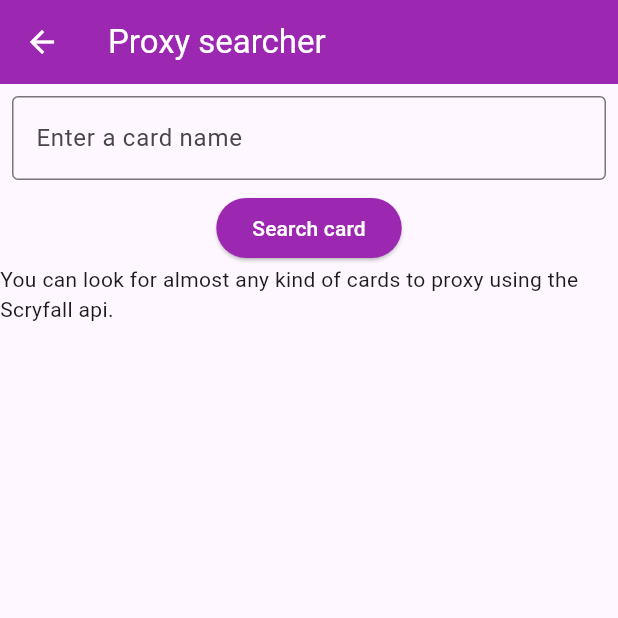
After one commit to TitusVM/PocketMTG, a Flutter app: the ProxyPage screen opened directly, on a phone screen of 412 x 824 dp, the top half of it. The commit adds this screen. Run offline on Flutter 3.47's test engine with Material 3 defaults, Android fonts, the light colour scheme and no system bars; our stand-ins replace cloud_firestore, firebase_core, flutter_svg; missing offline and left inert: scryfall_api; accounts and stored records are empty; generated files the repository leaves out were written again.

Commit message:
search proxy

```diff
--- a/lib/l10n/app_en.arb
+++ b/lib/l10n/app_en.arb
@@ -1,8 +1,26 @@
 {
-  "helloWorld": "Hello World?",
-  "@helloWorld": {
-    "description": "The conventional newborn programmer greeting"
-  },
   "rollDice": "Roll the dice",
-  "theme": "Theme menu"
+  "theme": "Theme menu",
+  "title": "PocketMTG",
+  "room": "Room",
+  "dice": "Dice",
+  "theme": "Theme",
+  "room_error_empty_field": "Please enter both Room ID and Player Name.",
+  "room_error_no_room": "Room does not exist.",
+  "room_error_on_join": "Error joining room. Player name might already exist.",
+  "room_error_room_exists": "Room name already exists. Choose a different one.",
+  "room_error_no_data": "No room data available.",
+  "room_name": "Room name",
+  "player_name": "Player name",
+  "join_room": "Join room",
+  "create_room": "Create room",
+  "player": "Player",
+  "life": "Life",
+  "proxy": "Proxy",
+  "proxy_title": "Proxy searcher",
+  "proxy_search": "Enter a card name",
+  "proxy_search_button": "Search card",
+  "proxy_error_more_specific": "Please be more specific",
+  "proxy_error_not_supported": "This card can't be loaded (double sided cards are not supported)",
+  "proxy_greeting": "You can look for almost any kind of cards to proxy using the Scryfall api."
 }
--- a/lib/l10n/app_fr.arb
+++ b/lib/l10n/app_fr.arb
@@ -1,5 +1,26 @@
 {
-    "helloWorld": "Bonjour le monde",
-    "rollDice" : "Lancer un dé",
-    "theme" : "Sélectionner un thème"
+  "rollDice": "roll the die",
+  "theme": "theme menu",
+  "title": "poketmtg",
+  "room": "room",
+  "dice": "die",
+  "theme": "theme",
+  "room_error_empty_field": "please enter both room id and player name.",
+  "room_error_no_room": "room does not exist.",
+  "room_error_on_join": "error joining room. player name might already exist.",
+  "room_error_room_exists": "room name already exists. hoose a different one.",
+  "room_error_no_data": "no room data available.",
+  "room_name": "room name",
+  "player_name": "player name",
+  "join_room": "join room",
+  "create_room": "reate room",
+  "player": "player",
+  "life": "life",
+  "proxy": "proxy",
+  "proxy_title": "proxy searher",
+  "proxy_search": "enter a ard name",
+  "proxy_search_button": "searh ard",
+  "proxy_error_more_specific": "please be more speifi",
+  "proxy_error_not_supported": "this ard an't be loaded (double sided ards are not supported)",
+  "proxy_greeting": "you an look for almost any kind of ards to proxy using the sryfall api."
 }
--- /dev/null
+++ b/lib/proxy/proxy_page.dart
@@ -0,0 +1,77 @@
+import 'package:flutter/material.dart';
+import 'package:scryfall_api/scryfall_api.dart';
+import 'package:flutter_gen/gen_l10n/app_localizations.dart';
+
+class ProxyPage extends StatefulWidget {
+  const ProxyPage({super.key});
+
+  @override
+  State<ProxyPage> createState() => _ProxyPageState();
+}
+
+class _ProxyPageState extends State<ProxyPage> {
+  final apiClient = ScryfallApiClient();
+  Future<MtgCard?>? card;
+  TextEditingController _controller = TextEditingController();
+
+  void _searchCard() {
+    setState(() {
+      card = apiClient.getCardByName(_controller.text,
+          searchType: SearchType.fuzzy);
+    });
+  }
+
+  @override
+  Widget build(BuildContext context) {
+    final i10n = AppLocalizations.of(context)!;
+
+    return Scaffold(
+      appBar: AppBar(
+      title: Text(i10n.proxy_title),
+      ),
+      body: Center(
+      child: Column(
+        mainAxisAlignment: MainAxisAlignment.center,
+        children: [
+          Padding(
+            padding: const EdgeInsets.all(8.0),
+            child: TextField(
+              controller: _controller,
+              decoration: InputDecoration(
+                border: OutlineInputBorder(),
+                labelText: i10n.proxy_search,
+              ),
+            ),
+          ),
+          ElevatedButton(
+            onPressed: _searchCard,
+            child: Text(i10n.proxy_search_button),
+          ),
+          Expanded(
+            child: FutureBuilder<MtgCard?>(
+              future: card,
+              builder: (context, snapshot) {
+                if (snapshot.connectionState == ConnectionState.waiting) {
+                  return CircularProgressIndicator();
+                } else if (snapshot.hasError) {
+                  return Text(i10n.proxy_error_more_specific);
+                } else if (snapshot.hasData) {
+                  var mtgCard = snapshot.data;
+                  if (mtgCard?.imageUris?.borderCrop != null) {
+                    return Image.network(
+                        mtgCard!.imageUris!.borderCrop.toString());
+                  } else {
+                    return Text(i10n.proxy_error_not_supported);
+                  }
+                } else {
+                  return Text(i10n.proxy_greeting);
+                }
+              },
+            ),
+          ),
+        ],
+      ),
+    ),
+    );
+  }
+}
--- /dev/null
+++ b/lib/themes/localization_notifier.dart
@@ -0,0 +1,14 @@
+import 'package:flutter/material.dart';
+
+class LocaleNotifier extends ChangeNotifier {
+  LocaleNotifier(this._locale);
+
+  Locale _locale;
+
+  Locale get locale => _locale;
+
+  void toggleLocale() {
+    _locale = _locale == Locale('en') ? Locale('fr') : Locale('en');
+    notifyListeners();
+  }
+}
--- a/lib/themes/theme_page.dart
+++ b/lib/themes/theme_page.dart
@@ -1,5 +1,6 @@
 import 'package:flutter/material.dart';
 import 'package:flutter_svg/svg.dart';
+import 'package:pocket_mtg/themes/localization_notifier.dart';
 import 'package:pocket_mtg/themes/theme_notifier.dart';
 import 'package:pocket_mtg/themes/themes.dart';
 import 'package:flutter_gen/gen_l10n/app_localizations.dart';
@@ -25,6 +26,7 @@ class _ThemePageState extends State<ThemePage> {
   @override
   Widget build(BuildContext context) {
     final themeNotifier = Provider.of<ThemeNotifier>(context);
+    final localeNotifier = Provider.of<LocaleNotifier>(context);
     return Scaffold(
         appBar: AppBar(
           title: Text(AppLocalizations.of(context)!.theme),
@@ -36,6 +38,7 @@ class _ThemePageState extends State<ThemePage> {
                 Switch(
                   value: themeNotifier.isPhyrexian,
                   onChanged: (isCustomFont) {
+                    localeNotifier.toggleLocale();
                     themeNotifier.toggleFont();
                   },
                 ),
--- a/lib/themes/themes.dart
+++ b/lib/themes/themes.dart
@@ -73,7 +73,7 @@ final MyTheme mtgGrey = MyTheme(
 );
 
 final MyTheme mtgWhite = MyTheme(
-  primaryColor: Colors.yellow,
+  primaryColor: Colors.amber,
   textColor: Colors.black,
   defaultIcon: "assets/w.svg",
 );
--- a/pubspec.yaml
+++ b/pubspec.yaml
@@ -48,6 +48,7 @@ dependencies:
   bloc_provider: ^1.0.0
   flutter_bloc: ^8.1.5
   flutter_svg: ^2.0.10+1
+  scryfall_api: ^2.0.0
 
 dev_dependencies:
   flutter_test:
```
Also changed, not shown: lib/main.dart (+16 -6 lines), lib/multiplayer/pages/active_room_page.dart (+7 -3 lines), lib/multiplayer/pages/create_room_page.dart (+11 -7 lines), lib/multiplayer/pages/join_room_page.dart (+13 -9 lines), assets/ability-transform.svg (added), pubspec.lock, 1 other file.
